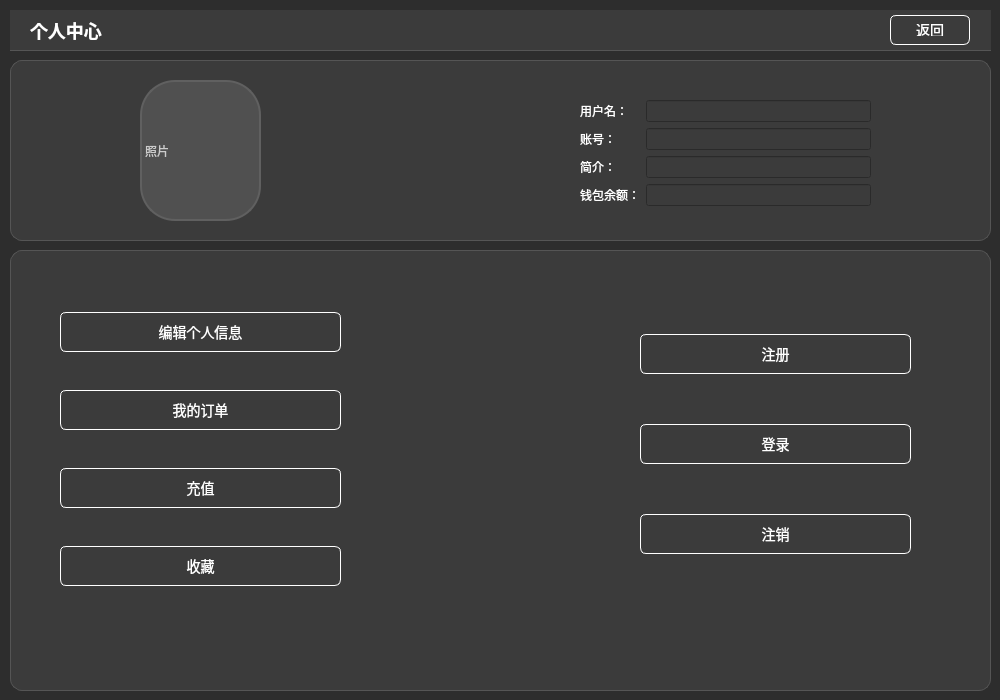
Old version of the form Flight/userprofile.ui in the repository wuyh266/Flight_Management.
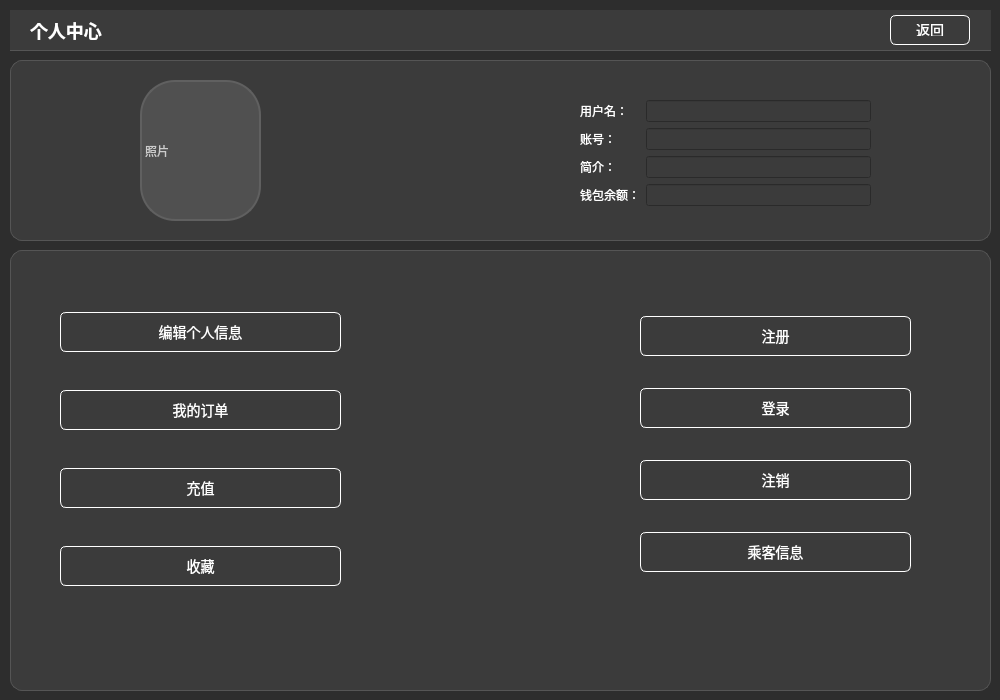
New version of the form.

Commit message: 增加了查看添加乘客信息功能

Diff of the .ui file:
```diff
--- a/Flight/userprofile.ui
+++ b/Flight/userprofile.ui
@@ -311,8 +311,11 @@
      <rect>
       <x>630</x>
       <y>40</y>
+      <x>590</x>
+      <y>30</y>
       <width>271</width>
       <height>311</height>
+      <height>351</height>
      </rect>
     </property>
     <layout class="QVBoxLayout" name="verticalLayout_2">
@@ -337,6 +340,13 @@
        </property>
       </widget>
      </item>
+     <item>
+      <widget class="QPushButton" name="pushButton_10">
+       <property name="text">
+        <string>乘客信息</string>
+       </property>
+      </widget>
+     </item>
     </layout>
    </widget>
   </widget>
```
Left out of the diff: 4 changed lines with no effect on the pictures. The commit also changes 9 other files.
